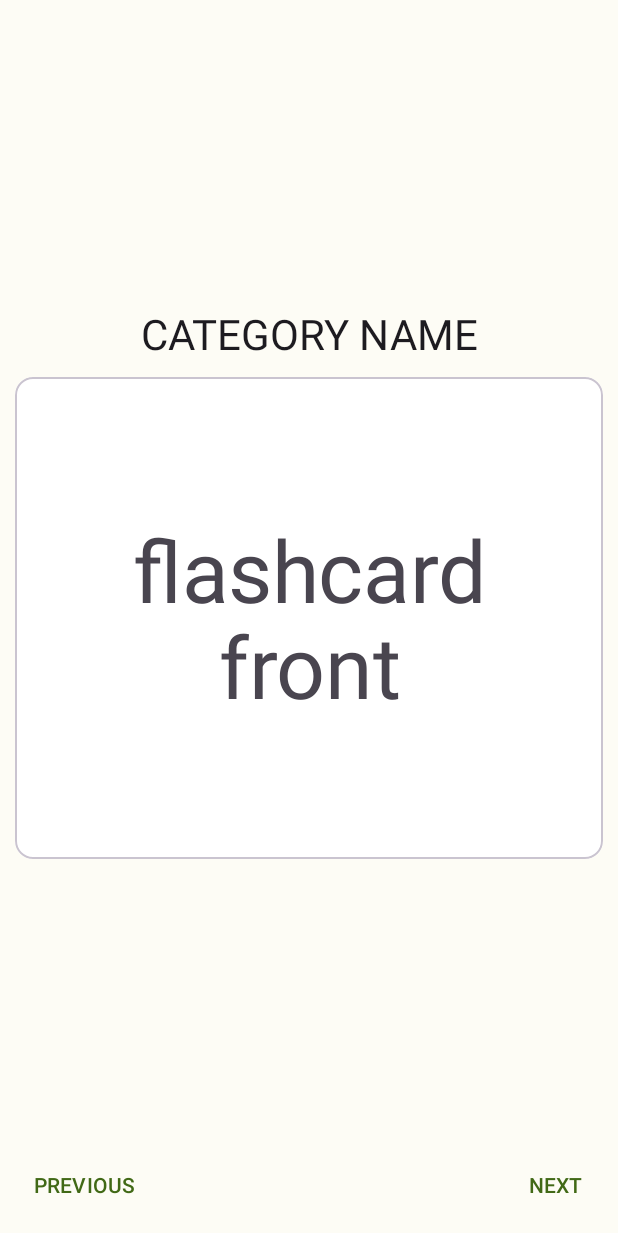
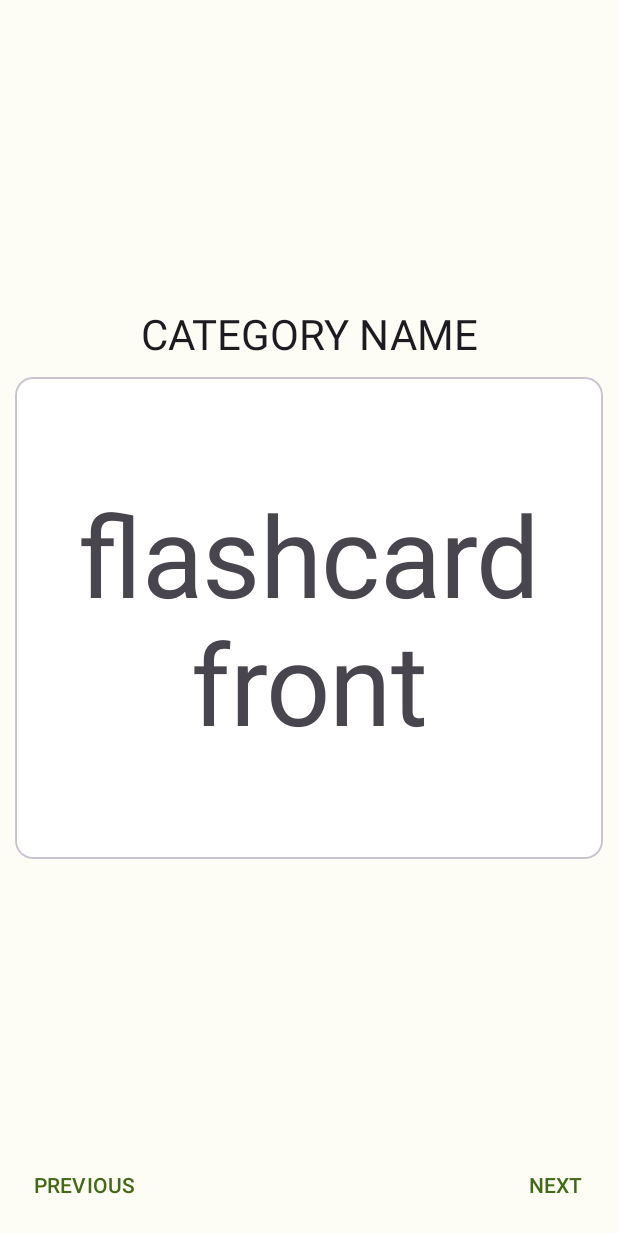
Before and after one commit to matxowy/FlashcardsApp, an Android app: the layout learning_screen_fragment.xml on its own in the app's theme, with its tools: preview values and no code run, on a phone screen of 412 x 824 dp. Shown: the top 1233 px of the screen. Run offline under Robolectric (Android 15) with nearby library versions, the phone set to English and light mode, and no system bars.

```diff
--- a/app/src/main/res/layout/learning_screen_fragment.xml
+++ b/app/src/main/res/layout/learning_screen_fragment.xml
@@ -36,8 +36,8 @@
         android:layout_width="wrap_content"
         android:layout_height="wrap_content"
         android:text="@string/previous_btn_text"
-        app:layout_constraintStart_toStartOf="parent"
-        app:layout_constraintBottom_toBottomOf="parent"/>
+        app:layout_constraintBottom_toBottomOf="parent"
+        app:layout_constraintStart_toStartOf="parent" />
 
     <com.google.android.material.card.MaterialCardView
         android:id="@+id/clFlashcardFront"
@@ -59,15 +59,16 @@
                 android:layout_width="0dp"
                 android:layout_height="0dp"
                 android:layout_marginHorizontal="@dimen/very_high_margin"
-                android:layout_marginVertical="@dimen/small_margin"
+                android:layout_marginVertical="@dimen/very_high_margin"
+                android:autoSizeTextType="uniform"
                 android:gravity="center"
-                tools:text="flashcard back"
                 android:textAlignment="center"
                 android:textAppearance="?attr/textAppearanceDisplayLarge"
                 app:layout_constraintBottom_toBottomOf="parent"
                 app:layout_constraintEnd_toEndOf="parent"
                 app:layout_constraintStart_toStartOf="parent"
-                app:layout_constraintTop_toTopOf="parent" />
+                app:layout_constraintTop_toTopOf="parent"
+                tools:text="flashcard back" />
 
         </androidx.constraintlayout.widget.ConstraintLayout>
 
@@ -92,15 +93,16 @@
                 android:layout_width="0dp"
                 android:layout_height="0dp"
                 android:layout_marginHorizontal="@dimen/very_high_margin"
-                android:layout_marginVertical="@dimen/small_margin"
+                android:layout_marginVertical="@dimen/very_high_margin"
+                android:autoSizeTextType="uniform"
                 android:gravity="center"
-                tools:text="flashcard front"
                 android:textAlignment="center"
                 android:textAppearance="?attr/textAppearanceDisplayLarge"
                 app:layout_constraintBottom_toBottomOf="parent"
                 app:layout_constraintEnd_toEndOf="parent"
                 app:layout_constraintStart_toStartOf="parent"
-                app:layout_constraintTop_toTopOf="parent" />
+                app:layout_constraintTop_toTopOf="parent"
+                tools:text="flashcard front" />
 
         </androidx.constraintlayout.widget.ConstraintLayout>
 
@@ -111,10 +113,10 @@
         android:layout_width="wrap_content"
         android:layout_height="wrap_content"
         android:layout_marginBottom="@dimen/small_margin"
-        tools:text="CATEGORY NAME"
         android:textAppearance="?attr/textAppearanceHeadlineMedium"
         app:layout_constraintBottom_toTopOf="@id/guideCardStart"
         app:layout_constraintEnd_toEndOf="parent"
-        app:layout_constraintStart_toStartOf="parent" />
+        app:layout_constraintStart_toStartOf="parent"
+        tools:text="CATEGORY NAME" />
 
 </androidx.constraintlayout.widget.ConstraintLayout>
```
